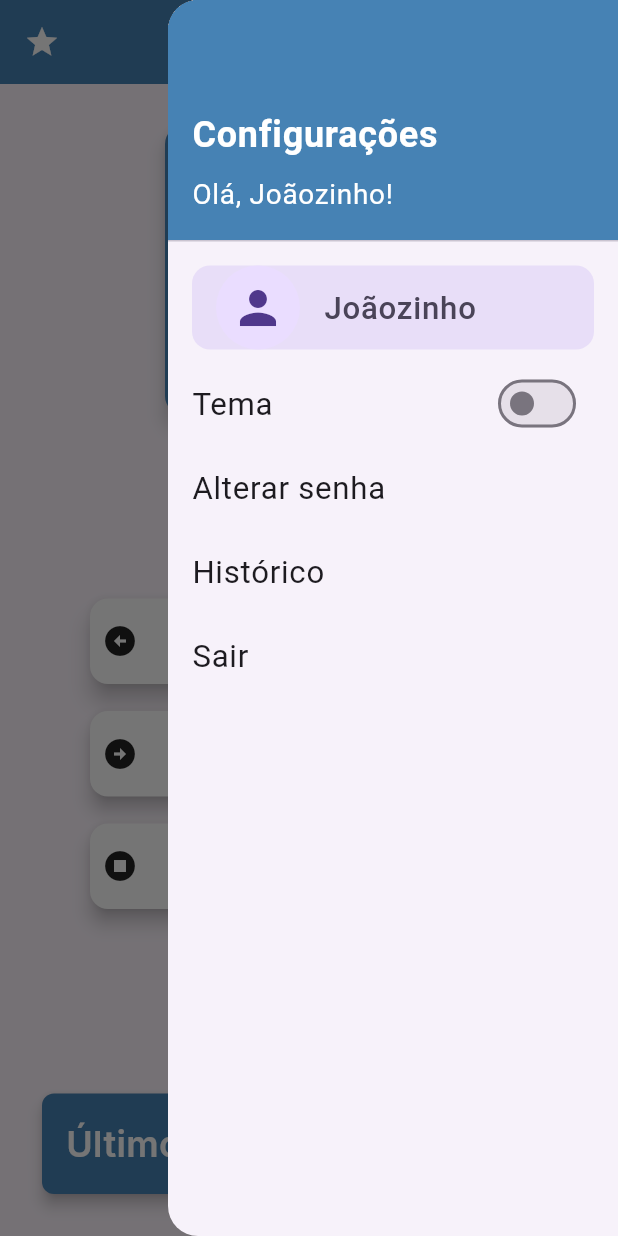
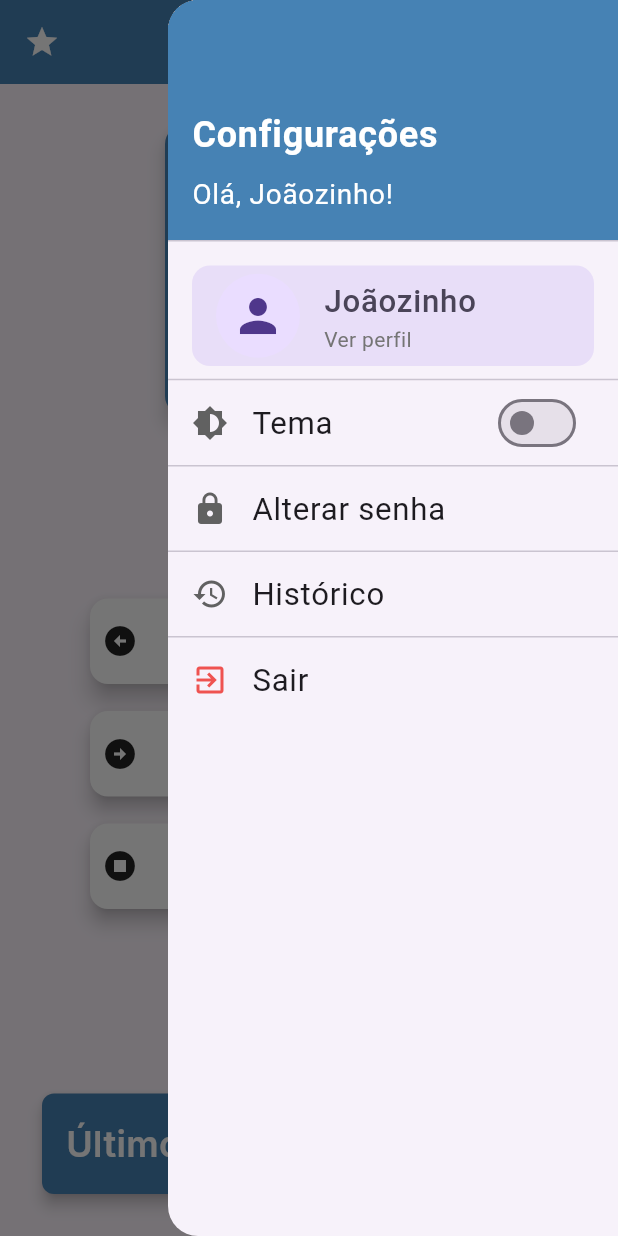
Before and after one commit to gusmariz/Projeto-Safe-Gate, a Flutter app: the screen it shows after launch, with the side drawer open, on a phone screen of 412 x 824 dp. Run offline on Flutter 3.47's test engine with Material 3 defaults, Android fonts, the phone set to English and light mode, and no system bars; our stand-ins replace google_fonts.

Commit message:
Add files via upload

```diff
--- a/lib/main.dart
+++ b/lib/main.dart
@@ -115,12 +115,23 @@ class MyHomePage extends StatelessWidget {
                 ),
                 leading: CircleAvatar(
                   radius: 28,
-                  // backgroundColor: Colors.blue,
                   child: Icon(Icons.person, size: 36),
+                ),
+                subtitle: Text(
+                  'Ver perfil',
+                  style: TextStyle(
+                    color: Colors.grey[600],
+                    fontSize: 14,
+                  ),
                 ),
               ),
             ),
+            Divider(height: 2),
             ListTile(
+              leading: Icon(
+                Icons.brightness_6,
+                color: Colors.grey[700],
+              ),
               title: const Text(
                 'Tema',
                 style: TextStyle(
@@ -135,29 +146,47 @@ class MyHomePage extends StatelessWidget {
                 activeColor: Theme.of(context).primaryColor,
               ),
             ),
+            Divider(height: 1),
             ListTile(
+              leading: Icon(
+                Icons.lock,
+                color: Colors.grey[700],
+              ),
               title: Text(
                 'Alterar senha',
                 style: TextStyle(
                   fontSize: 20.8,
                 ),
               ),
+              onTap: () {},
             ),
+            Divider(height: 1),
             ListTile(
+              leading: Icon(
+                Icons.history,
+                color: Colors.grey[700],
+              ),
               title: Text(
                 'Histórico',
                 style: TextStyle(
                   fontSize: 20.8,
                 ),
               ),
+              onTap: () {},
             ),
+            Divider(height: 1),
             ListTile(
+              leading: Icon(
+                Icons.exit_to_app,
+                color: Colors.red[400],
+              ),
               title: Text(
                 'Sair',
                 style: TextStyle(
                   fontSize: 20.8,
                 ),
               ),
+              onTap: () {},
             ),
           ],
         ),
@@ -324,7 +353,7 @@ class MyHomePage extends StatelessWidget {
                   height: 35,
                   child: Center(
                     child: Text(
-                      'Último registro: 13:15 | Quinta-feira | Abril 2025',
+                      'Último registro: 13:15 | Quinta-feira | 16 Abril 2025',
                       style: GoogleFonts.inter(
                         fontSize: 24,
                         fontWeight: FontWeight.w600,
```
